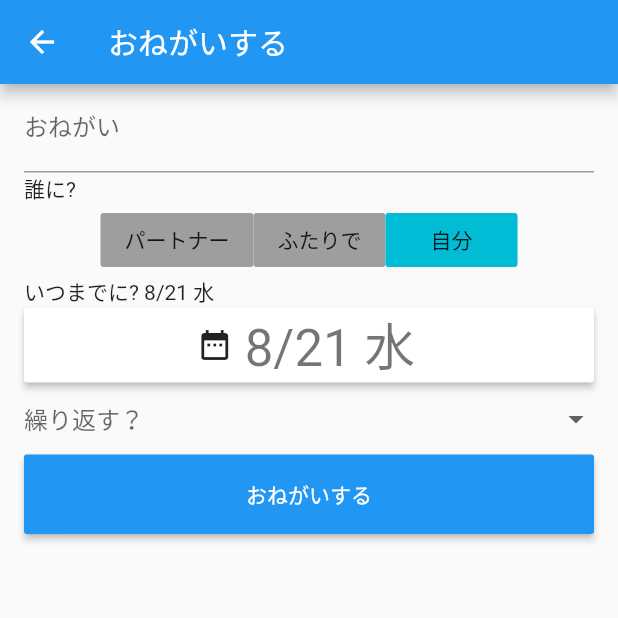
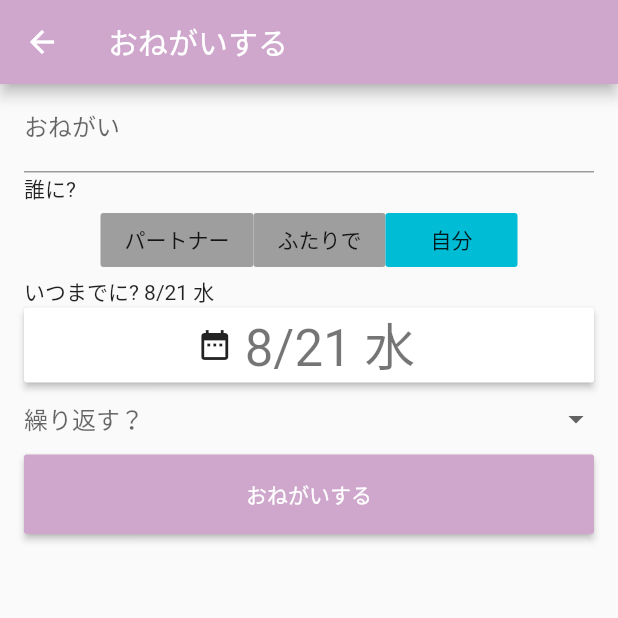
Before and after one commit to b07nji/Oshid-List, a Flutter app: the screen it shows after launch, after a tap on "登録する", after a tap on the "add" icon, on a phone screen of 412 x 824 dp, the top half of it. Run offline on Flutter 3.47's test engine with Material 2 defaults, Android fonts, the phone set to English and light mode, and no system bars; our stand-ins replace cloud_firestore, qr_flutter, shared_preferences; missing offline and left inert: barcode_scan; accounts and stored records are empty.

Commit message:
base color to violet

```diff
--- a/lib/view/home.dart
+++ b/lib/view/home.dart
@@ -62,7 +62,10 @@ class _MyHomePageState extends State<MyHomePage>
   @override
   Widget build(BuildContext context) {
     return Scaffold(
-      appBar: AppBar(title: Text('Oshid-List')),
+      appBar: AppBar(
+          title: Text('Oshid-List'),
+        backgroundColor: Color.fromRGBO(207, 167, 205, 1),
+      ),
       body: TabBarView(
         controller: _tabController,
         children: tabs.map((tab) {
@@ -86,7 +89,7 @@ class _MyHomePageState extends State<MyHomePage>
                       ],
                     ),
                     decoration: BoxDecoration(
-                        color: Colors.blue
+                        color: Color.fromRGBO(207, 167, 205, 1)
                     ),
                   ),
                 ),
@@ -201,7 +204,7 @@ class _MyHomePageState extends State<MyHomePage>
 
       floatingActionButton: FloatingActionButton(
         child: Icon(Icons.add, size: 30),
-        backgroundColor: Colors.blue,
+        backgroundColor: Color.fromRGBO(207, 167, 205, 1),
         onPressed: () {
           Navigator.push(
             context,
@@ -215,7 +218,7 @@ class _MyHomePageState extends State<MyHomePage>
         tabs: tabs,
         controller: _tabController,
         unselectedLabelColor: Colors.grey,
-        indicatorColor: Colors.blue,
+        indicatorColor: Color.fromRGBO(207, 167, 205, 1),
         indicatorSize: TabBarIndicatorSize.tab,
         indicatorWeight: 2,
         indicatorPadding: EdgeInsets.symmetric(
@@ -329,7 +332,7 @@ class LabeledCheckbox extends StatelessWidget {
              ),),
               Checkbox(
               value: value,
-              activeColor: Colors.blue,
+              activeColor: Color.fromRGBO(207, 167, 205, 1),
               onChanged: (bool newValue) {
                 onChanged(newValue);
               },
--- a/lib/view/loginPage.dart
+++ b/lib/view/loginPage.dart
@@ -24,6 +24,7 @@ class _LoginPageState extends State<LoginPage> {
     return Scaffold(
       appBar: AppBar(
         title: const Text("ログイン"),
+        backgroundColor: Color.fromRGBO(207, 167, 205, 1),
       ),
       body: Center(
         child: Form(
--- a/lib/view/onegaiPage.dart
+++ b/lib/view/onegaiPage.dart
@@ -17,7 +17,7 @@ class OnegaiCreator extends StatelessWidget {
     return Scaffold(
       appBar: AppBar(
         title: Text('おねがいする'),
-        backgroundColor: Colors.blue,
+        backgroundColor: Color.fromRGBO(207, 167, 205, 1),
       ),
       body: Center(
         child: OnegaiForm(),
@@ -221,7 +221,7 @@ class OnegaiFormState extends State<OnegaiForm> {
                   'おねがいする',
                   style: TextStyle(color: Colors.white),
                 ),
-                color: Colors.blue,
+                color: Color.fromRGBO(207, 167, 205, 1),
                 onPressed: () {
                   if (_formKey.currentState.validate()) {
                     Scaffold.of(context).showSnackBar(SnackBar(
```
